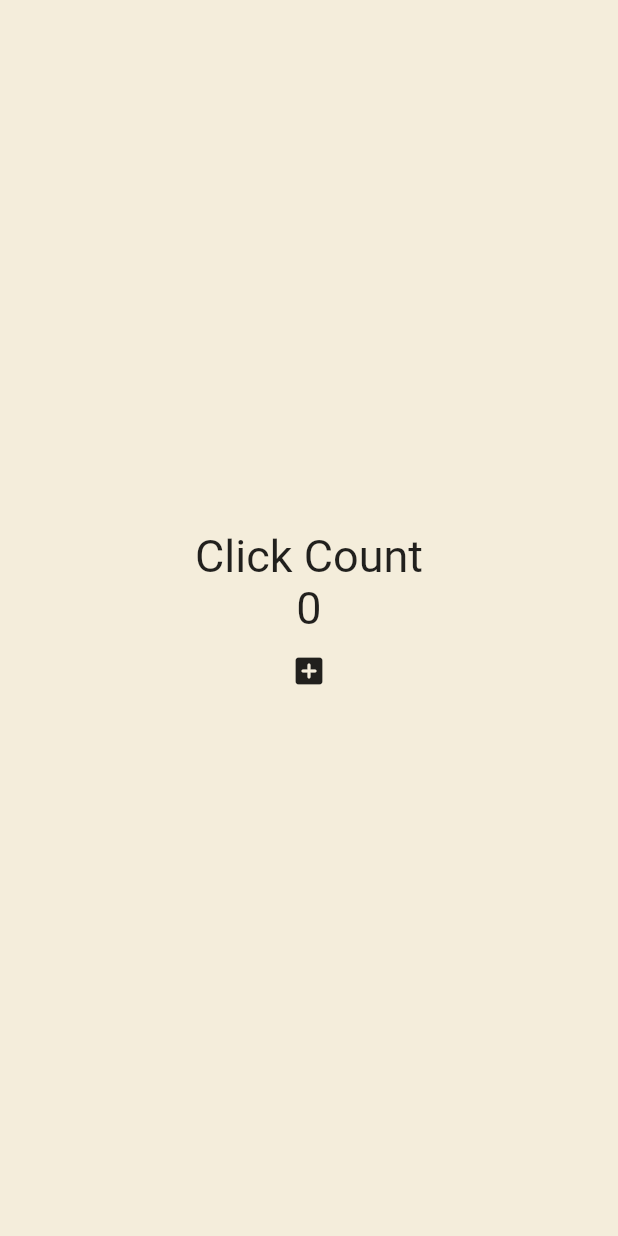
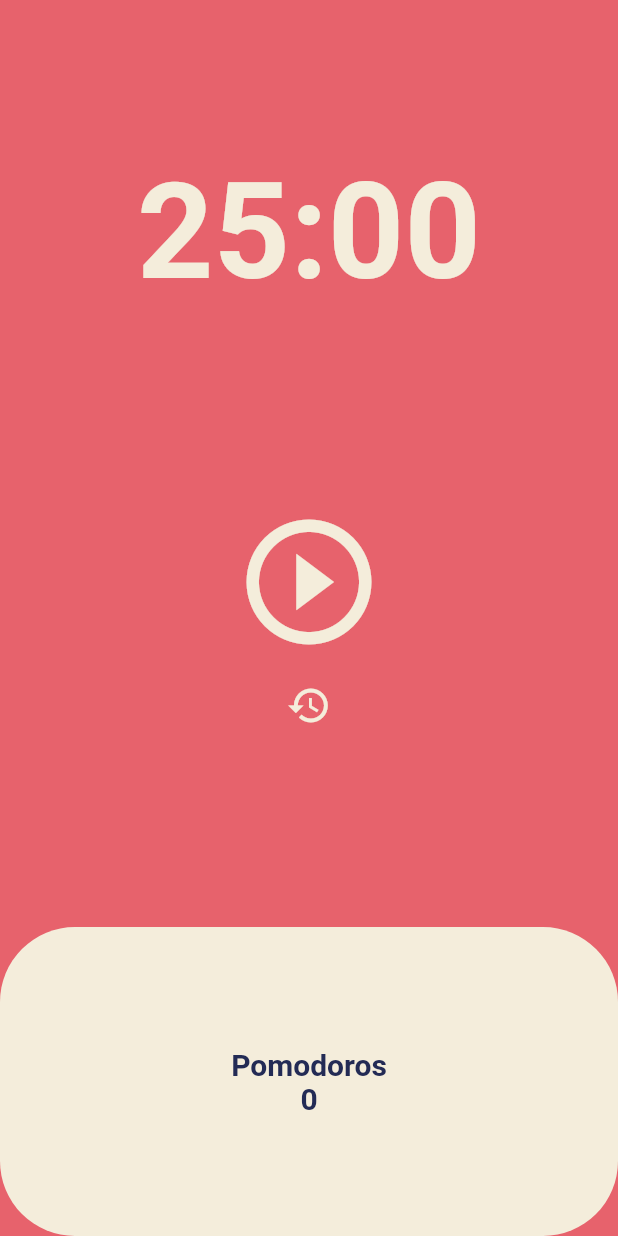
Before and after one commit to WHS95/Flutter_1st, a Flutter app: the screen it shows after launch, on a phone screen of 412 x 824 dp. Run offline on Flutter 3.47's test engine with Material 2 defaults, Android fonts, the phone set to English and light mode, and no system bars.

Commit message:
⭐️포모도르 구현 완료

```diff
--- a/lib/main.dart
+++ b/lib/main.dart
@@ -1,48 +1,27 @@
 import 'package:flutter/material.dart';
+import 'package:toonflix/screens/home_screen.dart';
 
 void main() {
   runApp(const App());
 }
 
-class App extends StatefulWidget {
+class App extends StatelessWidget {
   const App({super.key});
-
-  @override
-  State<App> createState() => _AppState();
-}
-
-class _AppState extends State<App> {
-  int counter = 0;
-
-  void onClicked() {
-    setState(() {
-      counter = counter + 1;
-    });
-  }
 
   @override
   Widget build(BuildContext context) {
     return MaterialApp(
-      home: Scaffold(
-        backgroundColor: const Color(0xFFF4EDDB),
-        body: Center(
-          child: Column(
-            mainAxisAlignment: MainAxisAlignment.center,
-            children: [
-              const Text(
-                "Click Count",
-                style: TextStyle(fontSize: 30),
-              ),
-              Text(
-                '$counter',
-                style: const TextStyle(fontSize: 30),
-              ),
-              IconButton(
-                  onPressed: onClicked, icon: const Icon(Icons.add_box_rounded))
-            ],
+        theme: ThemeData(
+          colorScheme: ColorScheme.fromSwatch(
+            backgroundColor: const Color(0xFFE7626C),
           ),
+          textTheme: const TextTheme(
+            displayLarge: TextStyle(
+              color: Color(0xFF232B55),
+            ),
+          ),
+          cardColor: const Color(0xFFF4EDDB),
         ),
-      ),
-    );
+        home: const HomeScreen());
   }
 }
--- /dev/null
+++ b/lib/screens/home_screen.dart
@@ -0,0 +1,148 @@
+import 'dart:async';
+
+import 'package:flutter/material.dart';
+
+class HomeScreen extends StatefulWidget {
+  const HomeScreen({super.key});
+
+  @override
+  State<HomeScreen> createState() => _HomeScreenState();
+}
+
+class _HomeScreenState extends State<HomeScreen> {
+  static const twentyFiveMintues = 1500;
+  int totalSeconds = twentyFiveMintues;
+  bool isRunning = false;
+  int totalPomodoros = 0;
+  late Timer timer;
+
+  //1초마다 시간 진행하는 기능 + 시간이 다되면 최종카운터 올리는 기능
+  void onTick(Timer timer) {
+    if (totalSeconds == 0) {
+      setState(() {
+        totalPomodoros = totalPomodoros + 1;
+        isRunning = false;
+        totalSeconds = twentyFiveMintues;
+      });
+      timer.cancel();
+    } else {
+      setState(() {
+        totalSeconds = totalSeconds - 1;
+      });
+    }
+  }
+
+  //시작버튼기능
+  void onStartPressed() {
+    timer = Timer.periodic(const Duration(seconds: 1), onTick);
+    setState(() {
+      isRunning = true;
+    });
+  }
+
+  //일시정지기능
+  void onPausePressed() {
+    timer.cancel();
+    setState(() {
+      isRunning = false;
+    });
+  }
+
+  //시간 Format MM:SS
+  String format(int seconds) {
+    var duration = Duration(seconds: seconds);
+    return duration.toString().split(".").first.substring(2, 7);
+  }
+
+  //시간 초기화 기능
+  void resetTime() {
+    timer.cancel();
+    setState(() {
+      totalSeconds = twentyFiveMintues;
+    });
+  }
+
+  @override
+  Widget build(BuildContext context) {
+    return Scaffold(
+      backgroundColor: Theme.of(context).colorScheme.background,
+      body: Column(
+        children: [
+          Flexible(
+            flex: 1,
+            child: Container(
+              alignment: Alignment.bottomCenter,
+              child: Text(format(totalSeconds),
+                  style: TextStyle(
+                      color: Theme.of(context).cardColor,
+                      fontSize: 89,
+                      fontWeight: FontWeight.w600)),
+            ),
+          ),
+          Flexible(
+            flex: 2,
+            child: Column(
+              mainAxisAlignment: MainAxisAlignment.center,
+              children: [
+                Center(
+                  child: IconButton(
+                      iconSize: 100,
+                      color: Theme.of(context).cardColor,
+                      onPressed: isRunning ? onPausePressed : onStartPressed,
+                      icon: Icon(isRunning
+                          ? Icons.pause_circle_outline_outlined
+                          : Icons.play_circle_outline_outlined)),
+                ),
+                Center(
+                  child: IconButton(
+                    iconSize: 30,
+                    color: Theme.of(context).cardColor,
+                    onPressed: resetTime,
+                    icon: const Icon(Icons.restore),
+                  ),
+                ),
+              ],
+            ),
+          ),
+          Flexible(
+            flex: 1,
+            child: Row(
+              children: [
+                Expanded(
+                  child: Container(
+                    decoration: BoxDecoration(
+                        color: Theme.of(context).cardColor,
+                        borderRadius: BorderRadius.circular(50)),
+                    child: Column(
+                      mainAxisAlignment: MainAxisAlignment.center,
+                      children: [
+                        Text(
+                          'Pomodoros',
+                          style: TextStyle(
+                            fontSize: 20,
+                            fontWeight: FontWeight.w600,
+                            color:
+                                Theme.of(context).textTheme.displayLarge?.color,
+                          ),
+                        ),
+                        Text(
+                          '$totalPomodoros',
+                          style: TextStyle(
+                            fontSize: 20,
+                            fontWeight: FontWeight.w600,
+                            color:
+                                Theme.of(context).textTheme.displayLarge?.color,
+                          ),
+                        ),
+                      ],
+                    ),
+                  ),
+                ),
+              ],
+            ),
+          ),
+        ],
+      ),
+    );
+  }
+}
```
Also changed, not shown: lib/widgets/button.dart (deleted, +0 -34 lines), lib/widgets/currency_card.dart (deleted, +0 -87 lines).
